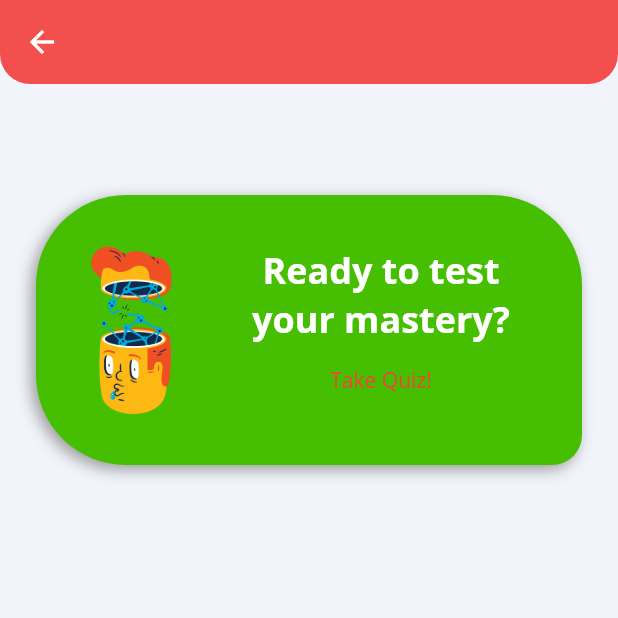
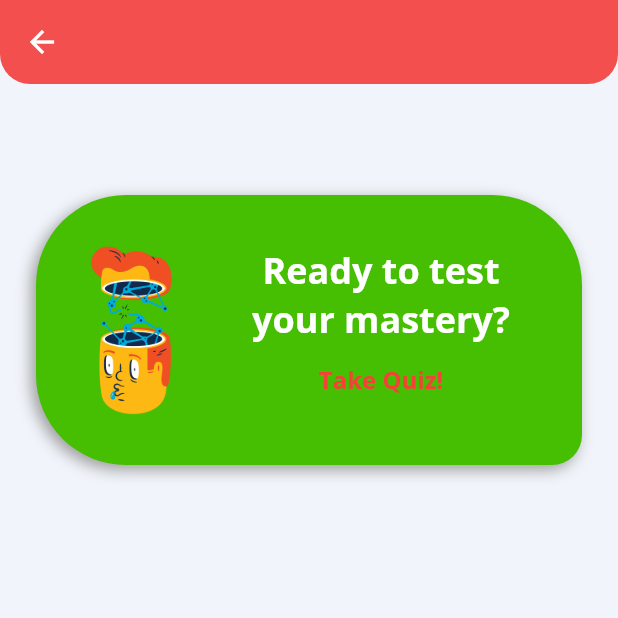
Before and after one commit to CMSC-129B-Projects/Hachingu, a Flutter app: the LessonScreen screen opened directly with empty values, on a phone screen of 412 x 824 dp, the top half of it. Run offline on Flutter 3.47's test engine with Material 2 defaults, Android fonts, the phone set to English and light mode, and no system bars; our stand-ins replace flutter_local_notifications, flutter_markdown, fluttertoast, shared_preferences; missing offline and left inert: mailer; accounts and stored records are empty.

Commit message:
LessonScreen TakeQuiz Card cta improved

```diff
--- a/lib/Screens/LessonScreen.dart
+++ b/lib/Screens/LessonScreen.dart
@@ -75,14 +75,16 @@ class _LessonScreenState extends State<LessonScreen> {
                       crossAxisAlignment: CrossAxisAlignment.center,
                       children: <Widget>[
                     Text("Ready to test your mastery?",
-                        softWrap: true,
+                        // softWrap: true,
                         textAlign: TextAlign.center,
                         style: TextStyle(
                             color: Colors.white,
                             fontSize: 24,
                             fontWeight: FontWeight.bold)),
                     TextButton(
-                      child: Text("Take Quiz!"),
+                      child: Text("Take Quiz!",
+                          style: TextStyle(
+                              fontWeight: FontWeight.w700, fontSize: 16)),
                       onPressed: () {
                         Navigator.push(
                           context,
```
